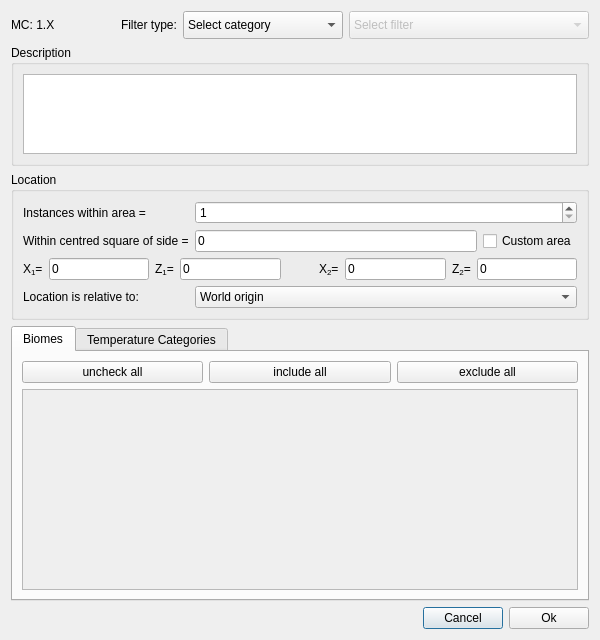
First picture: the form in src/filterdialog.ui, repository Cubitect/cubiomes-viewer, before the edit.
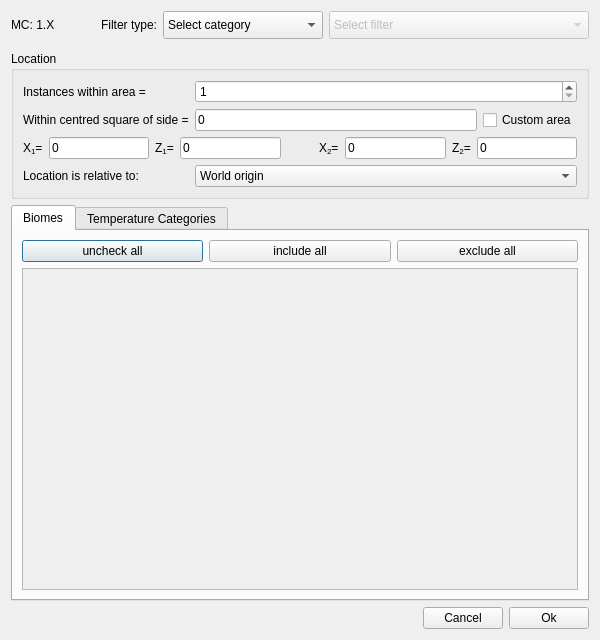
Second picture: the form after the edit. Icons and pictures are not drawn. Custom widgets are drawn as their Qt base class.

Patch:
```diff
--- a/src/filterdialog.ui
+++ b/src/filterdialog.ui
@@ -15,12 +15,109 @@
   </property>
   <layout class="QGridLayout" name="gridLayout_3">
    <item row="4" column="0" colspan="2">
+    <widget class="QTabWidget" name="tabWidget">
+     <property name="currentIndex">
+      <number>0</number>
+     </property>
+     <property name="usesScrollButtons">
+      <bool>false</bool>
+     </property>
+     <widget class="QWidget" name="tabBiomes">
+      <attribute name="title">
+       <string>Biomes</string>
+      </attribute>
+      <layout class="QVBoxLayout" name="verticalLayout_3">
+       <item>
+        <layout class="QHBoxLayout" name="horizontalLayout_3">
+         <item>
+          <widget class="QPushButton" name="buttonUncheck">
+           <property name="text">
+            <string>uncheck all</string>
+           </property>
+          </widget>
+         </item>
+         <item>
+          <widget class="QPushButton" name="buttonInclude">
+           <property name="text">
+            <string>include all</string>
+           </property>
+          </widget>
+         </item>
+         <item>
+          <widget class="QPushButton" name="buttonExclude">
+           <property name="text">
+            <string>exclude all</string>
+           </property>
+          </widget>
+         </item>
+        </layout>
+       </item>
+       <item>
+        <widget class="QScrollArea" name="scrollArea">
+         <property name="widgetResizable">
+          <bool>true</bool>
+         </property>
+         <widget class="QWidget" name="scrollAreaWidgetContents">
+          <property name="geometry">
+           <rect>
+            <x>0</x>
+            <y>0</y>
+            <width>570</width>
+            <height>315</height>
+           </rect>
+          </property>
+          <layout class="QVBoxLayout" name="verticalLayout_2">
+           <property name="sizeConstraint">
+            <enum>QLayout::SetMinAndMaxSize</enum>
+           </property>
+           <item>
+            <layout class="QGridLayout" name="gridLayoutBiomes"/>
+           </item>
+          </layout>
+         </widget>
+        </widget>
+       </item>
+      </layout>
+     </widget>
+     <widget class="QWidget" name="tabTemps">
+      <attribute name="title">
+       <string>Temperature Categories</string>
+      </attribute>
+      <layout class="QVBoxLayout" name="verticalLayout_4">
+       <item>
+        <widget class="QLabel" name="label">
+         <property name="text">
+          <string>Select how many entries of each temperature category are required.</string>
+         </property>
+        </widget>
+       </item>
+       <item>
+        <layout class="QGridLayout" name="gridLayoutTemps"/>
+       </item>
+       <item>
+        <spacer name="verticalSpacer">
+         <property name="orientation">
+          <enum>Qt::Vertical</enum>
+         </property>
+         <property name="sizeHint" stdset="0">
+          <size>
+           <width>20</width>
+           <height>40</height>
+          </size>
+         </property>
+        </spacer>
+       </item>
+      </layout>
+     </widget>
+    </widget>
+   </item>
+   <item row="3" column="0" colspan="2">
     <widget class="QGroupBox" name="groupBoxPosition">
      <property name="title">
       <string>Location</string>
      </property>
      <layout class="QGridLayout" name="gridLayout">
-      <item row="6" column="0">
+      <item row="3" column="0">
        <widget class="QLabel" name="labelRelative">
         <property name="text">
          <string>Location is relative to:</string>
@@ -37,7 +134,7 @@
         </property>
        </widget>
       </item>
-      <item row="6" column="1" colspan="2">
+      <item row="3" column="1" colspan="2">
        <widget class="QComboBox" name="comboBoxRelative">
         <item>
          <property name="text">
@@ -189,42 +286,7 @@
        </property>
       </widget>
      </item>
-     <item row="2" column="0" colspan="4">
-      <widget class="QGroupBox" name="verticalGroupBox">
-       <property name="title">
-        <string>Description</string>
-       </property>
-       <layout class="QVBoxLayout" name="verticalLayout">
-        <item>
-         <widget class="QTextEdit" name="textDescription">
-          <property name="sizePolicy">
-           <sizepolicy hsizetype="Expanding" vsizetype="Fixed">
-            <horstretch>0</horstretch>
-            <verstretch>0</verstretch>
-           </sizepolicy>
-          </property>
-          <property name="maximumSize">
-           <size>
-            <width>16777215</width>
-            <height>80</height>
-           </size>
-          </property>
-          <property name="textInteractionFlags">
-           <set>Qt::NoTextInteraction</set>
-          </property>
-         </widget>
-        </item>
-       </layout>
-      </widget>
-     </item>
-     <item row="0" column="1" alignment="Qt::AlignRight">
-      <widget class="QLabel" name="labelFilterType">
-       <property name="text">
-        <string>Filter type:</string>
-       </property>
-      </widget>
-     </item>
-     <item row="0" column="2">
+     <item row="0" column="3">
       <widget class="QComboBox" name="comboBoxCat">
        <property name="minimumSize">
         <size>
@@ -302,14 +364,14 @@
        </item>
       </widget>
      </item>
-     <item row="0" column="3">
+     <item row="0" column="4">
       <widget class="QComboBox" name="comboBoxType">
        <property name="enabled">
         <bool>false</bool>
        </property>
        <property name="minimumSize">
         <size>
-         <width>240</width>
+         <width>260</width>
          <height>0</height>
         </size>
        </property>
@@ -332,9 +394,19 @@
        </item>
       </widget>
      </item>
+     <item row="0" column="1">
+      <widget class="QLabel" name="labelFilterType">
+       <property name="text">
+        <string>Filter type:</string>
+       </property>
+       <property name="alignment">
+        <set>Qt::AlignRight|Qt::AlignTrailing|Qt::AlignVCenter</set>
+       </property>
+      </widget>
+     </item>
     </layout>
    </item>
-   <item row="7" column="0" rowspan="3" colspan="2">
+   <item row="6" column="0" rowspan="3" colspan="2">
     <layout class="QHBoxLayout" name="horizontalLayout_2">
      <item>
       <spacer name="horizontalSpacer_2">
@@ -373,105 +445,19 @@
      </item>
     </layout>
    </item>
-   <item row="5" column="0" colspan="2">
-    <widget class="QTabWidget" name="tabWidget">
-     <property name="currentIndex">
-      <number>0</number>
-     </property>
-     <property name="usesScrollButtons">
-      <bool>false</bool>
-     </property>
-     <widget class="QWidget" name="tabBiomes">
-      <attribute name="title">
-       <string>Biomes</string>
-      </attribute>
-      <layout class="QVBoxLayout" name="verticalLayout_3">
-       <item>
-        <layout class="QHBoxLayout" name="horizontalLayout_3">
-         <item>
-          <widget class="QPushButton" name="buttonUncheck">
-           <property name="text">
-            <string>uncheck all</string>
-           </property>
-          </widget>
-         </item>
-         <item>
-          <widget class="QPushButton" name="buttonInclude">
-           <property name="text">
-            <string>include all</string>
-           </property>
-          </widget>
-         </item>
-         <item>
-          <widget class="QPushButton" name="buttonExclude">
-           <property name="text">
-            <string>exclude all</string>
-           </property>
-          </widget>
-         </item>
-        </layout>
-       </item>
-       <item>
-        <widget class="QScrollArea" name="scrollArea">
-         <property name="widgetResizable">
-          <bool>true</bool>
-         </property>
-         <widget class="QWidget" name="scrollAreaWidgetContents">
-          <property name="geometry">
-           <rect>
-            <x>0</x>
-            <y>0</y>
-            <width>562</width>
-            <height>188</height>
-           </rect>
-          </property>
-          <layout class="QVBoxLayout" name="verticalLayout_2">
-           <property name="sizeConstraint">
-            <enum>QLayout::SetMinAndMaxSize</enum>
-           </property>
-           <item>
-            <layout class="QGridLayout" name="gridLayoutBiomes"/>
-           </item>
-          </layout>
-         </widget>
-        </widget>
-       </item>
-      </layout>
-     </widget>
-     <widget class="QWidget" name="tabTemps">
-      <attribute name="title">
-       <string>Temperature Categories</string>
-      </attribute>
-      <layout class="QVBoxLayout" name="verticalLayout_4">
-       <item>
-        <widget class="QLabel" name="label">
-         <property name="text">
-          <string>Select how many entries of each temperature category are required.</string>
-         </property>
-        </widget>
-       </item>
-       <item>
-        <layout class="QGridLayout" name="gridLayoutTemps"/>
-       </item>
-       <item>
-        <spacer name="verticalSpacer">
-         <property name="orientation">
-          <enum>Qt::Vertical</enum>
-         </property>
-         <property name="sizeHint" stdset="0">
-          <size>
-           <width>20</width>
-           <height>40</height>
-          </size>
-         </property>
-        </spacer>
-       </item>
-      </layout>
-     </widget>
-    </widget>
+   <item row="1" column="0" colspan="2">
+    <widget class="Collapsible" name="collapseDescription" native="true"/>
    </item>
   </layout>
  </widget>
+ <customwidgets>
+  <customwidget>
+   <class>Collapsible</class>
+   <extends>QWidget</extends>
+   <header>src/collapsible.h</header>
+   <container>1</container>
+  </customwidget>
+ </customwidgets>
  <tabstops>
   <tabstop>buttonOk</tabstop>
   <tabstop>buttonCancel</tabstop>
```
Left out of the diff: 12 changed lines with no effect on the pictures.
